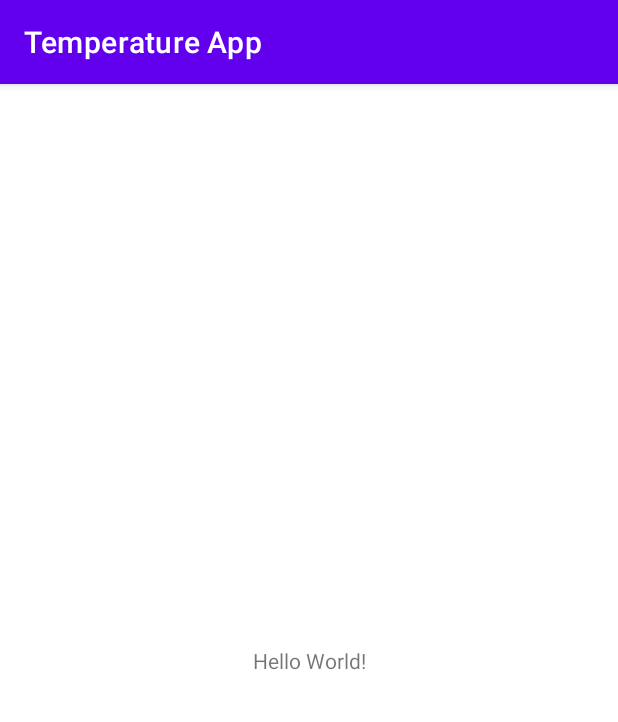
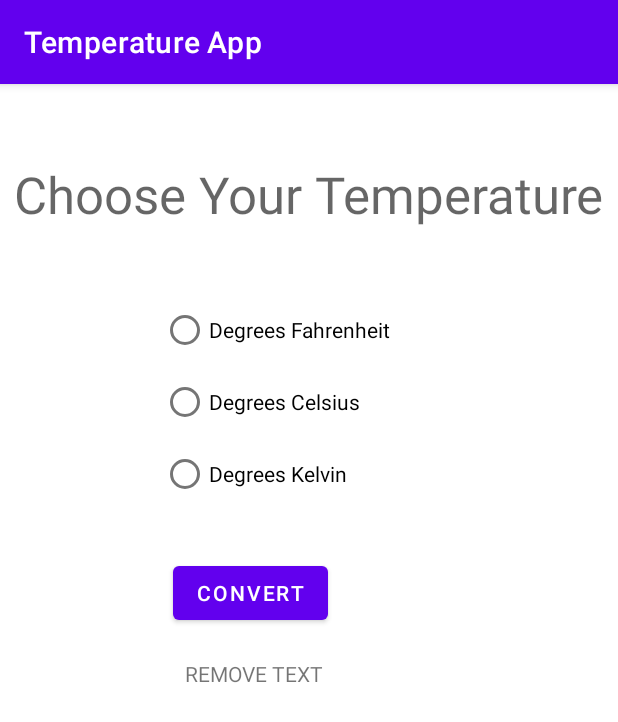
Before and after one commit to JeremyDuncan/android-temperature-app, an Android app: the screen it shows after launch (MainActivity), on a phone screen of 412 x 824 dp. Shown: the top 722 px of the screen. Run offline under Robolectric (Android 15) with nearby library versions, the phone set to English and light mode, and no system bars.

Commit message:
Added Radio Buttons and group

```diff
--- a/app/src/main/java/com/example/introandroidapp/MainActivity.java
+++ b/app/src/main/java/com/example/introandroidapp/MainActivity.java
@@ -3,12 +3,32 @@ package com.example.introandroidapp;
 import androidx.appcompat.app.AppCompatActivity;
 
 import android.os.Bundle;
+import android.widget.RadioGroup;
+import android.widget.TextView;
 
-public class MainActivity extends AppCompatActivity {
+public class MainActivity extends AppCompatActivity implements RadioGroup.OnCheckedChangeListener{
 
     @Override
     protected void onCreate(Bundle savedInstanceState) {
         super.onCreate(savedInstanceState);
         setContentView(R.layout.activity_main);
+        RadioGroup tempGroup = (RadioGroup) findViewById(R.id.tempGroup);
+        tempGroup.setOnCheckedChangeListener(this);
+    }
+
+    @Override
+    public void onCheckedChanged(RadioGroup group, int checkedId) {
+        TextView lblOutput = (TextView) findViewById(R.id.lblOutput);
+        switch (checkedId) {
+            case R.id.btnDegF:
+                lblOutput.setText("You chose Fahrenheit");
+                break;
+            case R.id.btnDegC:
+                lblOutput.setText("You chose Celsius");
+                break;
+            case R.id.btnDegK:
+                lblOutput.setText("You chose Kelvin");
+                break;
+        }
     }
 }
--- a/app/src/main/res/layout/activity_main.xml
+++ b/app/src/main/res/layout/activity_main.xml
@@ -7,12 +7,62 @@
     tools:context=".MainActivity">
 
     <TextView
+        android:id="@+id/textView2"
         android:layout_width="wrap_content"
         android:layout_height="wrap_content"
-        android:text="Hello World!"
+        android:text="@string/tempChoose"
+        android:textAppearance="@style/TextAppearance.AppCompat.Display1"
         app:layout_constraintBottom_toBottomOf="parent"
         app:layout_constraintEnd_toEndOf="parent"
         app:layout_constraintStart_toStartOf="parent"
-        app:layout_constraintTop_toTopOf="parent" />
+        app:layout_constraintTop_toTopOf="parent"
+        app:layout_constraintVertical_bias="0.07" />
 
+    <RadioGroup
+        android:id="@+id/tempGroup"
+        android:layout_width="251dp"
+        android:layout_height="147dp"
+        android:layout_marginTop="44dp"
+        android:layout_marginEnd="44dp"
+        app:layout_constraintEnd_toEndOf="@+id/textView2"
+        app:layout_constraintTop_toBottomOf="@+id/textView2">
+
+        <RadioButton
+            android:id="@+id/btnDegF"
+            android:layout_width="wrap_content"
+            android:layout_height="wrap_content"
+            android:text="@string/degFah" />
+
+        <RadioButton
+            android:id="@+id/btnDegC"
+            android:layout_width="wrap_content"
+            android:layout_height="wrap_content"
+            android:text="@string/degCel" />
+
+        <RadioButton
+            android:id="@+id/btnDegK"
+            android:layout_width="wrap_content"
+            android:layout_height="wrap_content"
+            android:text="@string/degKel" />
+    </RadioGroup>
+
+    <TextView
+        android:id="@+id/lblOutput"
+        android:layout_width="wrap_content"
+        android:layout_height="wrap_content"
+        android:layout_marginStart="8dp"
+        android:layout_marginTop="20dp"
+        android:text="REMOVE TEXT"
+        app:layout_constraintStart_toStartOf="@+id/btnConvert"
+        app:layout_constraintTop_toBottomOf="@+id/btnConvert" />
+
+    <Button
+        android:id="@+id/btnConvert"
+        android:layout_width="wrap_content"
+        android:layout_height="wrap_content"
+        android:layout_marginStart="8dp"
+        android:layout_marginTop="28dp"
+        android:text="Convert"
+        app:layout_constraintStart_toStartOf="@+id/tempGroup"
+        app:layout_constraintTop_toBottomOf="@+id/tempGroup" />
 </androidx.constraintlayout.widget.ConstraintLayout>
```
